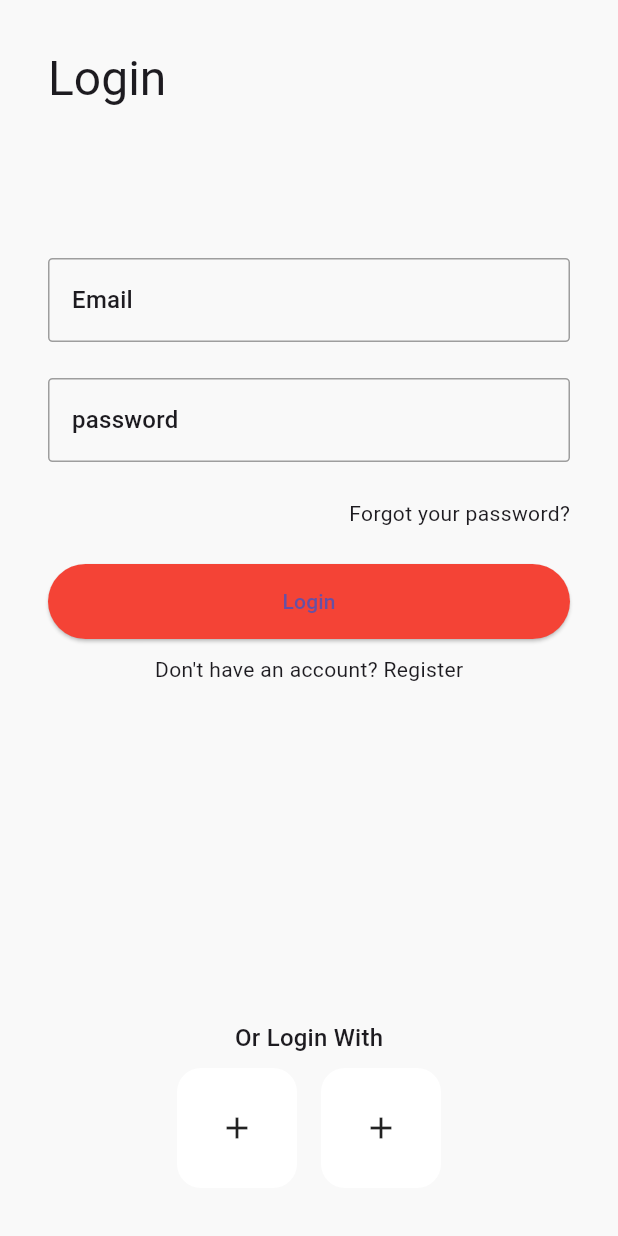
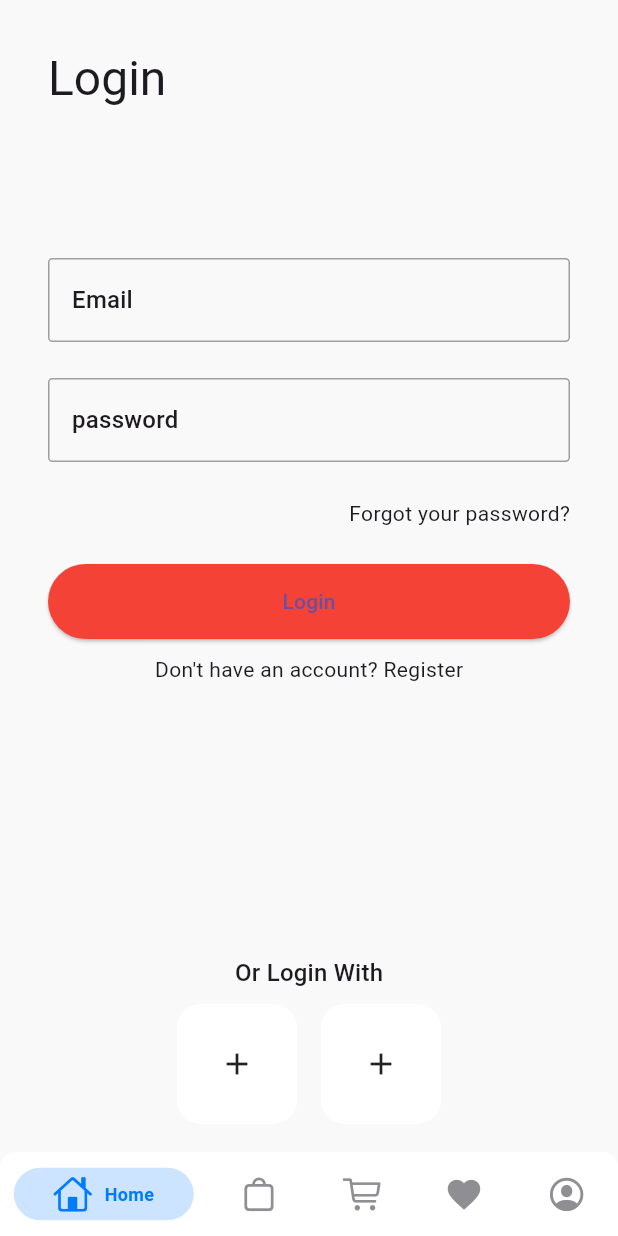
Before and after one commit to Osaamaa/ecommerce_flutter, a Flutter app: the screen it shows after launch, on a phone screen of 412 x 824 dp. Run offline on Flutter 3.47's test engine with Material 3 defaults, Android fonts, the phone set to English and light mode, and no system bars; drawn by our look-alikes of persistent_bottom_nav_bar.

Commit message:
add bottom navigator bar commit

```diff
--- a/lib/main.dart
+++ b/lib/main.dart
@@ -27,11 +27,19 @@ class MyApp extends StatelessWidget {
             borderRadius: BorderRadius.circular(3),
             borderSide: const BorderSide(color: Colors.grey),
           ),
+          errorBorder: OutlineInputBorder(
+            borderRadius: BorderRadius.circular(3),
+            borderSide: const BorderSide(color: Colors.red),
+          ),
+          focusedErrorBorder: OutlineInputBorder(
+            borderRadius: BorderRadius.circular(3),
+            borderSide: const BorderSide(color: Colors.red),
+          ),
         ),
       ),
       debugShowCheckedModeBanner: false,
       onGenerateRoute: onGenerate,
-      initialRoute: AppRoutes.loginPageRoute,
+      initialRoute: AppRoutes.bottomNavBarRoute,
     );
   }
 }
--- a/lib/utilites/router.dart
+++ b/lib/utilites/router.dart
@@ -1,5 +1,6 @@
 import 'package:ecommerce/utilites/routes.dart';
 import 'package:ecommerce/views/pages/auth.dart';
+import 'package:ecommerce/views/pages/bottom_navbar.dart';
 import 'package:flutter/cupertino.dart';
 import 'package:flutter/material.dart';
 
@@ -8,7 +9,9 @@ import '../views/pages/landing_page.dart';
 Route<dynamic> onGenerate(RouteSettings settings) {
   switch (settings.name) {
     case AppRoutes.loginPageRoute:
-      return CupertinoPageRoute(builder: (_) => const authPage());
+      return CupertinoPageRoute(builder: (_) => const AuthPage());
+    case AppRoutes.bottomNavBarRoute:
+      return CupertinoPageRoute(builder: (_) => const BottomNavBar());
     case AppRoutes.landingPageRoute:
     default:
       return CupertinoPageRoute(builder: (_) => const LandingPage());
--- a/lib/utilites/routes.dart
+++ b/lib/utilites/routes.dart
@@ -1,4 +1,5 @@
 class AppRoutes{
   static const String landingPageRoute='/landingPageRoute';
   static const String loginPageRoute='/login';
+  static const String bottomNavBarRoute='/navbar';
 }
--- a/lib/views/pages/auth.dart
+++ b/lib/views/pages/auth.dart
@@ -4,24 +4,34 @@ import 'package:flutter/material.dart';
 
 import '../wigets/main_bottom.dart';
 
-class authPage extends StatefulWidget {
-  const authPage({super.key});
+class AuthPage extends StatefulWidget {
+  const AuthPage({super.key});
 
   @override
-  State<authPage> createState() => _authPageState();
+  State<AuthPage> createState() => _AuthPageState();
 }
 
-class _authPageState extends State<authPage> {
+class _AuthPageState extends State<AuthPage> {
   var authType = AuthFormType.login;
   final formKey = GlobalKey<FormState>();
   final emailController = TextEditingController();
   final passwordController = TextEditingController();
+  final emailFocusNode = FocusNode();
+  final passwordFocusNode = FocusNode();
+
+  @override
+  void dispose() {
+    emailController.dispose();
+    passwordController.dispose();
+    super.dispose();
+  }
+
   @override
   Widget build(BuildContext context) {
-
-
+    final size = MediaQuery.of(context).size;
     return Scaffold(
       body: SafeArea(
+          child: SingleChildScrollView(
         child: Padding(
           padding: const EdgeInsets.symmetric(vertical: 32, horizontal: 32),
           child: Form(
@@ -37,6 +47,10 @@ class _authPageState extends State<authPage> {
                   height: 100,
                 ),
                 TextFormField(
+                  onEditingComplete: () =>
+                      FocusScope.of(context).requestFocus(passwordFocusNode),
+                  textInputAction: TextInputAction.next,
+                  focusNode: emailFocusNode,
                   controller: emailController,
                   validator: (val) =>
                       val!.isEmpty ? 'please enter your email' : null,
@@ -49,6 +63,7 @@ class _authPageState extends State<authPage> {
                   height: 24,
                 ),
                 TextFormField(
+                  focusNode: passwordFocusNode,
                   controller: passwordController,
                   validator: (val) =>
                       val!.isEmpty ? 'please enter your password' : null,
@@ -72,8 +87,12 @@ class _authPageState extends State<authPage> {
                   ),
                 const SizedBox(height: 24),
                 MainBottom(
-                text: authType == AuthFormType.login?'Login':'Register',
-                onTap: () {},
+                  text: authType == AuthFormType.login ? 'Login' : 'Register',
+                  onTap: () {
+                    if (formKey.currentState!.validate()) {
+                      Navigator.pushNamed(context, AppRoutes.bottomNavBarRoute);
+                    }
+                  },
                 ),
                 const SizedBox(
                   height: 10,
@@ -81,10 +100,15 @@ class _authPageState extends State<authPage> {
                 Align(
                   alignment: Alignment.center,
                   child: InkWell(
-                  child:  Text(
-                    authType == AuthFormType.login? 'Don\'t have an account? Register':"Have an Account? Login",
+                    child: Text(
+                      authType == AuthFormType.login
+                          ? 'Don\'t have an account? Register'
+                          : "Have an Account? Login",
                     ),
                     onTap: () {
+                      formKey.currentState!.reset();
+                      emailController.clear();
+                      passwordController.clear();
                       setState(() {
                         if (authType == AuthFormType.login) {
                           authType = AuthFormType.register;
@@ -92,17 +116,20 @@ class _authPageState extends State<authPage> {
                         } else {
                           authType = AuthFormType.login;
                           print(authType);
-
                         }
                       });
                     },
                   ),
                 ),
-              const Spacer(),
+                SizedBox(
+                  height: size.height * .22,
+                ),
                 Align(
                     alignment: Alignment.center,
                     child: Text(
-                    authType == AuthFormType.login ? "Or Login With":"Or Register With",
+                      authType == AuthFormType.login
+                          ? "Or Login With"
+                          : "Or Register With",
                       style: Theme.of(context).textTheme.titleMedium,
                     )),
                 const SizedBox(
@@ -135,6 +162,7 @@ class _authPageState extends State<authPage> {
               ],
             ),
           ),
+        ),
       )),
     );
   }
--- /dev/null
+++ b/lib/views/pages/bottom_navbar.dart
@@ -0,0 +1,100 @@
+import 'package:ecommerce/views/pages/home_page.dart';
+import 'package:flutter/cupertino.dart';
+import 'package:flutter/material.dart';
+import 'package:persistent_bottom_nav_bar/persistent_tab_view.dart';
+
+import 'auth.dart';
+
+class BottomNavBar extends StatefulWidget {
+  const BottomNavBar({super.key});
+
+  @override
+  State<BottomNavBar> createState() => _BottomNavBarState();
+}
+
+class _BottomNavBarState extends State<BottomNavBar> {
+  final _bottomNavbarcontroller=PersistentTabController();
+  List<PersistentBottomNavBarItem> _navBarsItems() {
+    return [
+      PersistentBottomNavBarItem(
+        icon: const Icon(CupertinoIcons.home),
+        title: ("Home"),
+        activeColorPrimary: CupertinoColors.activeBlue,
+        inactiveColorPrimary: CupertinoColors.systemGrey,
+      ),
+      PersistentBottomNavBarItem(
+        icon: const Icon(CupertinoIcons.bag),
+        title: ("Settings"),
+        activeColorPrimary: CupertinoColors.activeBlue,
+        inactiveColorPrimary: CupertinoColors.systemGrey,
+      ),
+      PersistentBottomNavBarItem(
+        icon: const Icon(CupertinoIcons.shopping_cart),
+        title: ("Home"),
+        activeColorPrimary: CupertinoColors.activeBlue,
+        inactiveColorPrimary: CupertinoColors.systemGrey,
+      ),
+      PersistentBottomNavBarItem(
+        icon: const Icon(Icons.favorite),
+        title: ("Settings"),
+        activeColorPrimary: CupertinoColors.activeBlue,
+        inactiveColorPrimary: CupertinoColors.systemGrey,
+      ), PersistentBottomNavBarItem(
+        icon: const Icon(CupertinoIcons.profile_circled),
+        title: ("Home"),
+        activeColorPrimary: CupertinoColors.activeBlue,
+        inactiveColorPrimary: CupertinoColors.systemGrey,
+      ),
+
+    ];
+  }
+  List<Widget> _buildScreens() {
+    return [
+      const AuthPage(),
+      const HomePage(),
+      const AuthPage(),
+      const AuthPage(),
+      const AuthPage(),
+    ];
+  }
+  @override
+  Widget build(BuildContext context) {
+    return Scaffold(
+        body: PersistentTabView(
+      context,
+      controller: _bottomNavbarcontroller,
+      screens: _buildScreens(),
+      items: _navBarsItems(),
+      confineInSafeArea: true,
+      backgroundColor: Colors.white,
+      // Default is Colors.white.
+      handleAndroidBackButtonPress: true,
+      // Default is true.
+      resizeToAvoidBottomInset: true,
+      // This needs to be true if you want to move up the screen when keyboard appears. Default is true.
+      stateManagement: true,
+      // Default is true.
+      hideNavigationBarWhenKeyboardShows: true,
+      // Recommended to set 'resizeToAvoidBottomInset' as true while using this argument. Default is true.
+      decoration: NavBarDecoration(
+        borderRadius: BorderRadius.circular(10.0),
+        colorBehindNavBar: Colors.white,
+      ),
+      popAllScreensOnTapOfSelectedTab: true,
+      popActionScreens: PopActionScreensType.all,
+      itemAnimationProperties: const ItemAnimationProperties(
+        // Navigation Bar's items animation properties.
+        duration: Duration(milliseconds: 200),
+        curve: Curves.ease,
+      ),
+      screenTransitionAnimation: const ScreenTransitionAnimation(
+        // Screen transition animation on change of selected tab.
+        animateTabTransition: true,
+        curve: Curves.ease,
+        duration: Duration(milliseconds: 200),
+      ),
+      navBarStyle:
+          NavBarStyle.style1, // Choose the nav bar style with this property.
+    ));
+  }
+}
--- /dev/null
+++ b/lib/views/pages/home_page.dart
@@ -0,0 +1,10 @@
+import 'package:flutter/material.dart';
+
+class HomePage extends StatelessWidget {
+  const HomePage({super.key});
+
+  @override
+  Widget build(BuildContext context) {
+    return const Column(mainAxisAlignment: MainAxisAlignment.center,children: [Text("HomePage")],);
+  }
+}
```
Also changed, not shown: pubspec.yaml (+5 -2 lines), pubspec.lock, 3 other files. Lines whose indentation alone changed are shown as unchanged.
